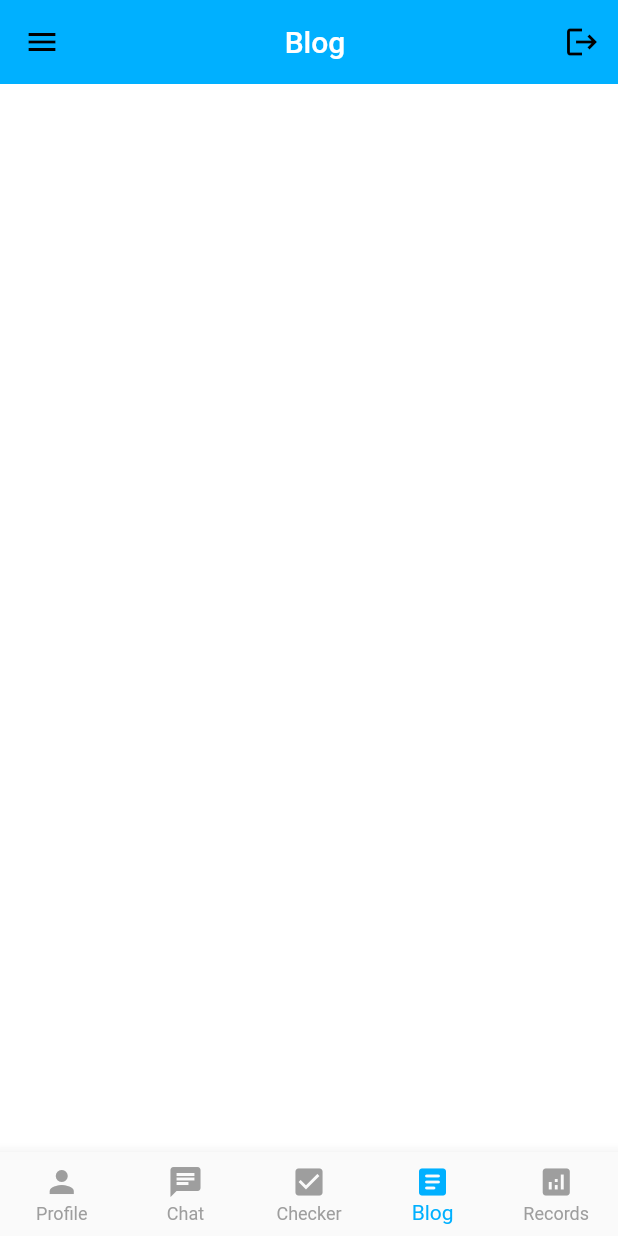
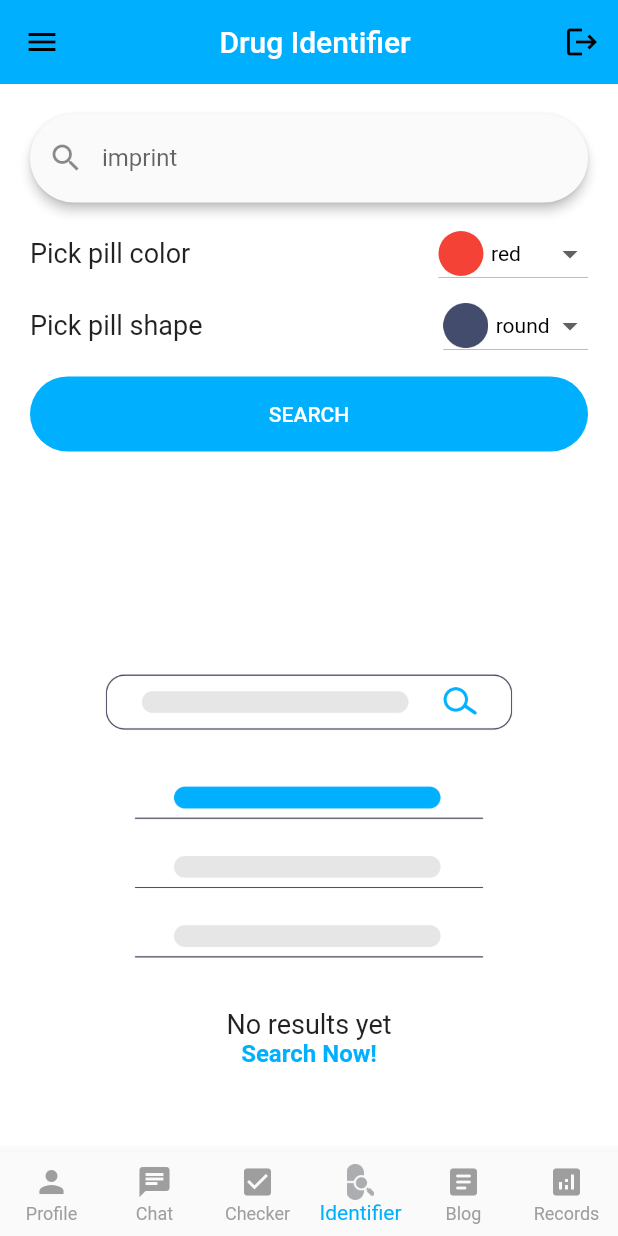
Before and after one commit to AbdelrahmanAshraf98/gp_flutter_app, a Flutter app: the HomeLayout screen opened directly, item 4 of the bottom bar chosen, on a phone screen of 412 x 824 dp. Run offline on Flutter 3.47's test engine with Material 2 defaults, Android fonts, the light colour scheme and no system bars; our stand-ins replace bloc, cloud_firestore, conditional_builder, dio, firebase_auth, firebase_core and 7 more; missing offline and left inert: android_alarm_manager, firebase_mlkit_language; accounts and stored records are empty; network calls fail.

Commit message:
pill identifier

```diff
--- a/lib/layout/cubit/cubit.dart
+++ b/lib/layout/cubit/cubit.dart
@@ -6,11 +6,13 @@ import 'package:flutter/cupertino.dart';
 import 'package:flutter_bloc/flutter_bloc.dart';
 import 'package:gp_flutter_app/layout/cubit/states.dart';
 import 'package:gp_flutter_app/models/drug_model.dart';
+import 'package:gp_flutter_app/models/identifier_model.dart';
 import 'package:gp_flutter_app/models/message_model.dart';
 import 'package:gp_flutter_app/models/post_model.dart';
 import 'package:gp_flutter_app/models/user_model.dart';
 import 'package:gp_flutter_app/modules/blog/blog_screen.dart';
 import 'package:gp_flutter_app/modules/chat/chat_screen.dart';
+import 'package:gp_flutter_app/modules/drug_identifier/drug_identifier.dart';
 import 'package:gp_flutter_app/modules/interactions_checker/interactions_checker_screen.dart';
 import 'package:gp_flutter_app/modules/login/login_screen.dart';
 import 'package:gp_flutter_app/modules/medical_records/records_screen.dart';
@@ -18,6 +20,7 @@ import 'package:gp_flutter_app/modules/profile/Profile_screen.dart';
 import 'package:gp_flutter_app/shared/components/components.dart';
 import 'package:gp_flutter_app/shared/components/constants.dart';
 import 'package:gp_flutter_app/shared/network/local/cache_helper.dart';
+import 'package:gp_flutter_app/shared/network/remote/dio_helper.dart';
 import 'package:image_picker/image_picker.dart';
 import 'package:firebase_storage/firebase_storage.dart' as firebase_storage;
 import 'package:intl/intl.dart';
@@ -45,14 +48,16 @@ class AppCubit extends Cubit<AppStates> {
       drugsID = [];
       currentScreen = 0;
       emit(SignOutSuccessState());
-    }).catchError((error){
+    }).catchError((error) {
       emit(SignOutErrorState());
     });
   }
+
   List<Widget> screens = [
     ProfileScreen(),
     ChatScreen(),
     InteractionCheckerScreen(),
+    DrugIdentifier(),
     BlogScreen(),
     RecordsScreen(),
   ];
@@ -60,6 +65,7 @@ class AppCubit extends Cubit<AppStates> {
     'Profile',
     'Chat With Dr',
     'Interaction Checker',
+    'Drug Identifier',
     'Blog',
     'Records',
   ];
@@ -174,8 +180,11 @@ class AppCubit extends Cubit<AppStates> {
   void addDrug({
     @required String name,
   }) {
-    DrugModel model = DrugModel(name,'Lorem ipsum dolor sit amet, consectetur adipisicing elit, sed do eiusmod tempor incididunt ut labore et dolore magna aliqua.',
-        'https://www.health.qld.gov.au/__data/assets/image/0022/672052/varieties/385-md.jpg',null);
+    DrugModel model = DrugModel(
+        name,
+        'Lorem ipsum dolor sit amet, consectetur adipisicing elit, sed do eiusmod tempor incididunt ut labore et dolore magna aliqua.',
+        'https://www.health.qld.gov.au/__data/assets/image/0022/672052/varieties/385-md.jpg',
+        null);
     FirebaseFirestore.instance
         .collection('users')
         .doc(userModel.userID)
@@ -196,7 +205,7 @@ class AppCubit extends Cubit<AppStates> {
         .doc(uId)
         .collection('drugs')
         .get()
-        .then((value){
+        .then((value) {
       drugs = [];
       drugsID = [];
       value.docs.forEach((element) {
@@ -205,8 +214,7 @@ class AppCubit extends Cubit<AppStates> {
         print('Drug :::::::: ' + element.data().toString());
       });
       emit(GetDrugsSuccessState());
-            })
-        .catchError((error) {
+    }).catchError((error) {
       emit(GetDrugsErrorState());
       print('Error ::::::: ${error}');
     });
@@ -223,9 +231,9 @@ class AppCubit extends Cubit<AppStates> {
         .doc(id)
         .set({
       'dose': drug.dose,
-      'image':drug.image,
-      'text':drug.text,
-      'name':drug.name,
+      'image': drug.image,
+      'text': drug.text,
+      'name': drug.name,
     }).then((value) {
       emit(AddDoseSuccessState());
       getDrugs();
@@ -243,7 +251,7 @@ class AppCubit extends Cubit<AppStates> {
         .collection('drugs')
         .doc(id)
         .delete()
-        .then((value){
+        .then((value) {
       getDrugs();
       emit(DeleteDrugSuccessState());
     }).catchError((error) {
@@ -251,9 +259,9 @@ class AppCubit extends Cubit<AppStates> {
     });
   }
 
-  String nextDose(List<dynamic> dose){
-    if(dose != null) {
-        if(dose.length == 1 )
+  String nextDose(List<dynamic> dose) {
+    if (dose != null) {
+      if (dose.length == 1)
         return dose[0];
       else
         for (int i = 0; i < dose.length; i++) {
@@ -265,6 +273,7 @@ class AppCubit extends Cubit<AppStates> {
     }
     return '';
   }
+
   String postImageUrl = '';
   void uploadPostImage() {
     emit(PostImageUploadLoadingState());
@@ -342,7 +351,8 @@ class AppCubit extends Cubit<AppStates> {
         element.reference.collection('likes').get().then((value) {
           postsLikes.add(value.docs.length);
           posts.add(PostModel.fromJson(element.data()));
-          postsLang.add(checkLang(PostModel.fromJson(element.data()).text).toString());
+          postsLang.add(
+              checkLang(PostModel.fromJson(element.data()).text).toString());
           postsID.add(element.id);
         });
       });
@@ -352,7 +362,7 @@ class AppCubit extends Cubit<AppStates> {
     });
   }
 
-  void likePost({String postId,int index}) {
+  void likePost({String postId, int index}) {
     FirebaseFirestore.instance
         .collection('posts')
         .doc(postId)
@@ -372,7 +382,8 @@ class AppCubit extends Cubit<AppStates> {
       emit(LikePostErrorState());
     });
   }
-  void dislike({String postId,int index}) {
+
+  void dislike({String postId, int index}) {
     FirebaseFirestore.instance
         .collection('posts')
         .doc(postId)
@@ -393,5 +404,48 @@ class AppCubit extends Cubit<AppStates> {
       emit(DisLikePostErrorState());
     });
   }
-
+  IdentifierModel identifierModel;
+  List<IdentifierModel> results = [];
+   int resultsCount;
+  void getPill({
+    @required String color,
+    @required String imprint,
+    @required String shape,
+}) {
+    emit(GetPillLoadingState());
+    DioHelper.getData(query: {
+      'color': color,
+      'imprint': imprint,
+      'shape' : shape,
+      'includeMpc': 'true'
+    }).then((value) {
+      results = [];
+      resultsCount = value.data['replyStatus']['imageCount'];
+      print(resultsCount);
+      value.data['nlmRxImages'].forEach((element){
+        identifierModel =  IdentifierModel(
+          element['name'],
+          element['imageUrl'],
+          element['mpc']['color'].toString().toLowerCase(),
+          element['labeler'],
+        );
+        results.add(identifierModel);
+      });
+      emit(GetPillSuccessState());
+    }).catchError((error) {
+      print('Error :::::::: ' + error.toString());
+      emit(GetPillErrorState());
+    });
   }
+  String color = 'red';
+  void changeColor(String c) {
+    color = c;
+    emit(ChangeColorState());
+  }
+  String shape = 'round';
+  void changeShape(String s) {
+    shape = s;
+    emit(ChangeShapeState());
+  }
+}
+// https://rximage.nlm.nih.gov/api/rximage/1/rxnav?color=blue&imprint=93&name=Eszopiclone&includeMpc=true
--- a/lib/layout/cubit/states.dart
+++ b/lib/layout/cubit/states.dart
@@ -85,5 +85,17 @@ class PostImageUploadSuccessState extends AppStates {}
 class PostImageUploadErrorState extends AppStates {}
 
 class SignOutLoadingState extends AppStates {}
+
 class SignOutSuccessState extends AppStates {}
+
 class SignOutErrorState extends AppStates {}
+
+class GetPillLoadingState extends AppStates {}
+
+class GetPillSuccessState extends AppStates {}
+
+class GetPillErrorState extends AppStates {}
+
+class ChangeColorState extends AppStates {}
+
+class ChangeShapeState extends AppStates {}
--- a/lib/layout/home_layout.dart
+++ b/lib/layout/home_layout.dart
@@ -69,6 +69,8 @@ class HomeLayout extends StatelessWidget {
                 BottomNavigationBarItem(
                     icon: Icon(Icons.check_box), label: 'Checker'),
                 BottomNavigationBarItem(
+                    icon: Image.asset('assets/images/drug.png',height: 24.0,), label: 'Identifier'),
+                BottomNavigationBarItem(
                     icon: Icon(Icons.article_rounded), label: 'Blog'),
                 BottomNavigationBarItem(
                     icon: Icon(Icons.analytics), label: 'Records'),
--- a/lib/main.dart
+++ b/lib/main.dart
@@ -10,6 +10,7 @@ import 'package:gp_flutter_app/shared/bloc_observer.dart';
 import 'package:gp_flutter_app/shared/components/constants.dart';
 import 'package:gp_flutter_app/shared/network/local/cache_helper.dart';
 import 'package:android_alarm_manager/android_alarm_manager.dart';
+import 'package:gp_flutter_app/shared/network/remote/dio_helper.dart';
 
 
 import 'layout/cubit/cubit.dart';
@@ -35,6 +36,7 @@ void main() async {
   await Firebase.initializeApp();
   await AndroidAlarmManager.initialize();
   await CacheHelper.init();
+  DioHelper.init();
   uId = CacheHelper.getData(key: 'uId');
   bool onBoarding = CacheHelper.getData(key: 'onBoard');
   Widget startScreen;
--- /dev/null
+++ b/lib/models/identifier_model.dart
@@ -0,0 +1,13 @@
+class IdentifierModel{
+  String name;
+  String image;
+  String color;
+  String labeler;
+
+  IdentifierModel(
+      this.name,
+      this.image,
+      this.color,
+      this.labeler,
+      );
+}
--- /dev/null
+++ b/lib/modules/drug_identifier/drug_identifier.dart
@@ -0,0 +1,220 @@
+import 'package:conditional_builder/conditional_builder.dart';
+import 'package:flutter/material.dart';
+import 'package:flutter_bloc/flutter_bloc.dart';
+import 'package:gp_flutter_app/layout/cubit/cubit.dart';
+import 'package:gp_flutter_app/layout/cubit/states.dart';
+import 'package:gp_flutter_app/shared/components/components.dart';
+import 'package:gp_flutter_app/shared/components/constants.dart';
+
+class DrugIdentifier extends StatelessWidget {
+  var imprintController = TextEditingController();
+
+  @override
+  Widget build(BuildContext context) {
+    return BlocConsumer<AppCubit, AppStates>(
+      listener: (context, state) {},
+      builder: (context, state) {
+        return SingleChildScrollView(
+          child: Padding(
+              padding: const EdgeInsets.all(20.0),
+              child: Column(
+                children: [
+                  defaultTextField(
+                    controller: imprintController,
+                    type: TextInputType.text,
+                    label: 'imprint',
+                    prefix: Icons.search,
+                  ),
+                  SizedBox(
+                    height: 10,
+                  ),
+                  Row(
+                    children: [
+                      Text(
+                        'Pick pill color',
+                        style: TextStyle(fontSize: 18.0),
+                      ),
+                      Spacer(),
+                      DropdownButton<String>(
+                          value: AppCubit.get(context).color,
+                          elevation: 16,
+                          style: const TextStyle(color: Colors.black),
+                          onChanged: (String newValue) {
+                            AppCubit.get(context).changeColor(newValue);
+                          },
+                          items: [
+                            DropdownMenuItem(
+                                value: 'red',
+                                child: Row(
+                                  children: [
+                                    CircleAvatar(
+                                      backgroundColor: Colors.red,
+                                      radius: 15.0,
+                                    ),
+                                    SizedBox(
+                                      width: 5.0,
+                                    ),
+                                    Text('red'),
+                                  ],
+                                )),
+                            DropdownMenuItem(
+                              value: 'yellow',
+                              child: Row(
+                                children: [
+                                  CircleAvatar(
+                                    backgroundColor: Colors.yellow,
+                                    radius: 15.0,
+                                  ),
+                                  SizedBox(
+                                    width: 5.0,
+                                  ),
+                                  Text('Yellow'),
+                                ],
+                              ),
+                            ),
+                            DropdownMenuItem(
+                              value: 'blue',
+                              child: Row(
+                                children: [
+                                  CircleAvatar(
+                                    backgroundColor: Colors.blue,
+                                    radius: 15.0,
+                                  ),
+                                  SizedBox(
+                                    width: 5.0,
+                                  ),
+                                  Text('Blue'),
+                                ],
+                              ),
+                            ),
+                          ])
+                    ],
+                  ),
+                  Row(
+                    children: [
+                      Text(
+                        'Pick pill shape',
+                        style: TextStyle(fontSize: 18.0),
+                      ),
+                      Spacer(),
+                      DropdownButton<String>(
+                          value: AppCubit.get(context).shape,
+                          elevation: 16,
+                          style: const TextStyle(color: Colors.black),
+                          onChanged: (String newValue) {
+                            AppCubit.get(context).changeShape(newValue);
+                          },
+                          items: [
+                            DropdownMenuItem(
+                              value: 'square',
+                              child: Row(
+                                children: [
+                                  Image.asset(
+                                    'assets/images/square.png',
+                                    height: 25,
+                                  ),
+                                  SizedBox(
+                                    width: 5.0,
+                                  ),
+                                  Text('square'),
+                                ],
+                              ),
+                            ),
+                            DropdownMenuItem(
+                              value: 'round',
+                              child: Row(
+                                children: [
+                                  Image.asset(
+                                    'assets/images/oval.png',
+                                    height: 30,
+                                  ),
+                                  SizedBox(
+                                    width: 5.0,
+                                  ),
+                                  Text('round'),
+                                ],
+                              ),
+                            ),
+                          ])
+                    ],
+                  ),
+                  SizedBox(
+                    height: 10,
+                  ),
+                  defaultButton(
+                    text: 'Search',
+                    function: () {
+                      AppCubit.get(context).getPill(
+                        color: AppCubit.get(context).color,
+                        imprint: imprintController.text,
+                        shape: AppCubit.get(context).shape,
+                      );
+                    },
+                  ),
+                  SizedBox(
+                    height: 15.0,
+                  ),
+                  if(state is GetPillLoadingState)
+                    LinearProgressIndicator(),
+                  ConditionalBuilder(
+                    condition: AppCubit.get(context).results.length == 0,
+                    builder: (context) => Column(
+                      children: [
+                        SizedBox(
+                          height: 100,
+                        ),
+                        Image.asset('assets/images/search.png'),
+                        Text(
+                          'No results yet',
+                          style: TextStyle(fontSize: 18.0),
+                        ),
+                        Text(
+                          'Search Now!',
+                          style: TextStyle(
+                              color: kPrimary,
+                              fontSize: 16.0,
+                              fontWeight: FontWeight.w600),
+                        ),
+                      ],
+                    ),
+                    fallback: (context) => GridView.builder(
+                      shrinkWrap: true,
+                      physics: NeverScrollableScrollPhysics(),
+                      itemCount: AppCubit.get(context).results.length,
+                      gridDelegate: SliverGridDelegateWithMaxCrossAxisExtent(
+                          maxCrossAxisExtent: 200,
+                          childAspectRatio: 1,
+                          crossAxisSpacing: 18,
+                          mainAxisSpacing: 20),
+                      itemBuilder: (context, index) => Container(
+                        height: 80,
+                        decoration: BoxDecoration(
+                          color: Colors.grey,
+                          borderRadius: BorderRadius.circular(20),
+                        ),
+                        child: Stack(
+                          children: [
+                            Image(
+                              image: NetworkImage(
+                                  AppCubit.get(context).results[index].image),
+                              fit: BoxFit.cover,
+                            ),
+                            Padding(
+                              padding: const EdgeInsets.all(5.0),
+                              child: Text(
+                                AppCubit.get(context).results[index].name,
+                                style: TextStyle(color: Colors.white)
+                              ),
+                            ),
+                          ],
+                        ),
+                      ),
+                    ),
+                  ),
+                ],
+              )),
+        );
+      },
+    );
+  }
+}
--- a/lib/modules/welcome/welcome_screen.dart
+++ b/lib/modules/welcome/welcome_screen.dart
@@ -41,7 +41,7 @@ class WelcomeScreen extends StatelessWidget {
                     height: 15.0,
                   ),
                   Text(
-                    'App Name',
+                    'DR.Drug',
                     style: TextStyle(
                         color: Colors.white,
                         fontSize: 24.0,
@@ -51,9 +51,9 @@ class WelcomeScreen extends StatelessWidget {
                     height: 15.0,
                   ),
                   Text(
-                    'App Slogan Here',
+                    'Your Drug Checker, Tracker And Advisor',
                     style: TextStyle(
-                        color: Colors.white, fontSize: 18.0, letterSpacing: 5),
+                        color: Colors.white, fontSize: 18.0,fontWeight: FontWeight.w600),
                   ),
                   SizedBox(
                     height: 50.0,
--- /dev/null
+++ b/lib/shared/network/remote/dio_helper.dart
@@ -0,0 +1,24 @@
+import 'package:dio/dio.dart';
+import 'package:flutter/cupertino.dart';
+
+class DioHelper {
+  static Dio dio;
+
+  static init() {
+    dio = Dio(
+      BaseOptions(
+        baseUrl: 'https://rximage.nlm.nih.gov/',
+        receiveDataWhenStatusError: true,
+      ),
+    );
+  }
+
+  static Future<Response> getData({
+    @required Map<String, dynamic> query,
+  }) async{
+    return await dio.get(
+      'api/rximage/1/rxnav?',
+      queryParameters: query,
+    );
+  }
+}
--- a/pubspec.yaml
+++ b/pubspec.yaml
@@ -28,7 +28,7 @@ dependencies:
   android_alarm_manager: ^2.0.2
   flutter_ringtone_player: ^3.0.0
   timezone: ^0.7.0
-
+  dio: ^4.0.0
 
 dev_dependencies:
   flutter_test:
```
Also changed, not shown: assets/images/drug.png (added), assets/images/oval.png (added), assets/images/search.png (added), assets/images/square.png (added), pubspec.lock. Lines whose indentation alone changed are shown as unchanged.
